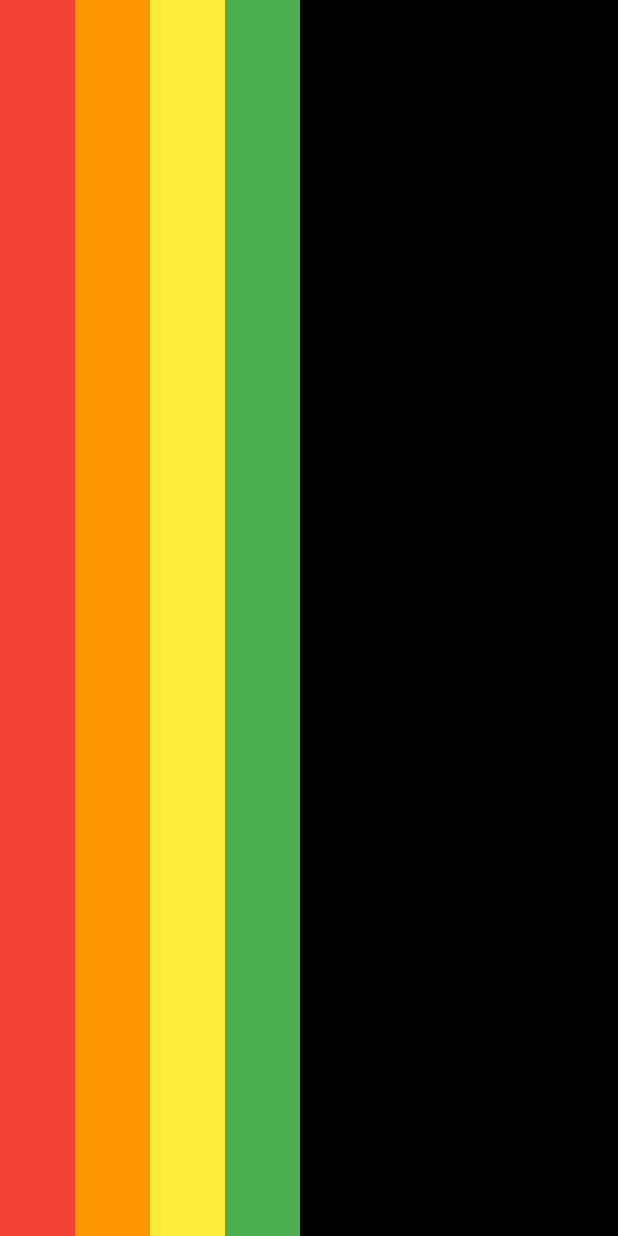
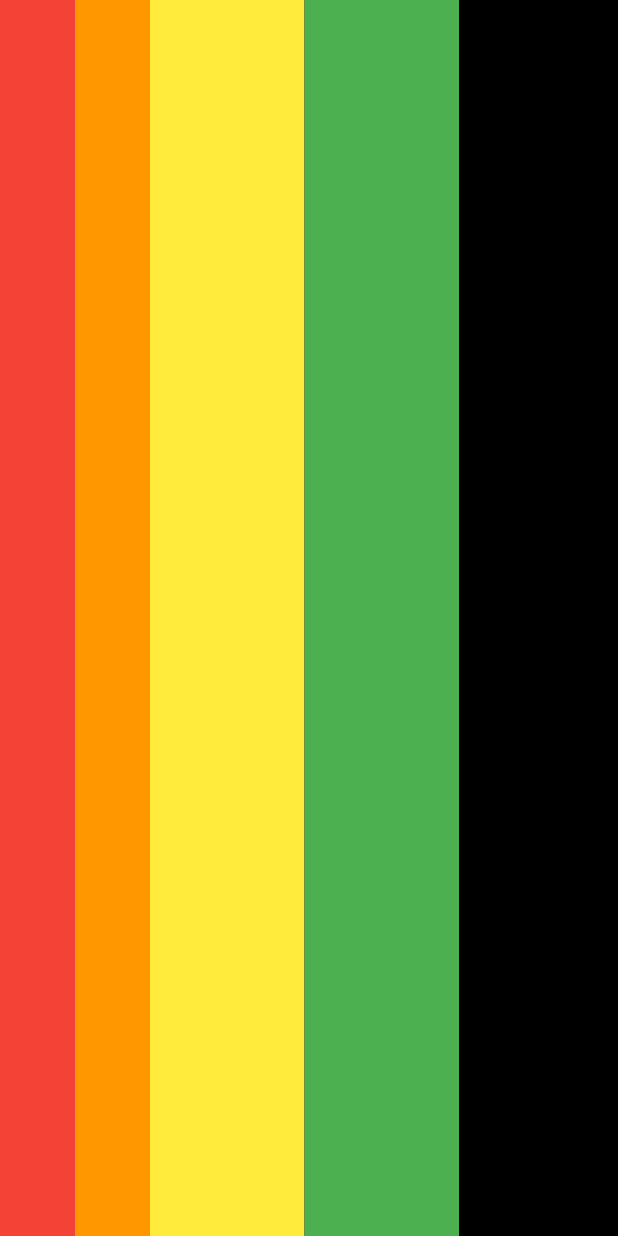
Before and after one commit to KIMINJOONG/flutter_row_and_column, a Flutter app: the screen it shows after launch, on a phone screen of 412 x 824 dp. Run offline on Flutter 3.47's test engine with Material 2 defaults, Android fonts, the phone set to English and light mode, and no system bars.

Commit message:
1.
Expanded 위젯과 Flexible 위젯

```diff
--- a/lib/screen/home_screen.dart
+++ b/lib/screen/home_screen.dart
@@ -15,25 +15,33 @@ class HomeScreen extends StatelessWidget {
             mainAxisAlignment: MainAxisAlignment.start,
             crossAxisAlignment: CrossAxisAlignment.stretch,
             children: [
-              Container(
+              Flexible(
+                child: Container(
                   width: 50.0,
                   height: 50.0,
                   color: Colors.red,
                 ),
-              Container(
+              ),
+              Flexible(
+                child: Container(
                   width: 50.0,
                   height: 50.0,
                   color: Colors.orange,
                 ),
-              Container(
+              ),
+              Expanded(
+                child: Container(
                   width: 50.0,
                   height: 50.0,
                   color: Colors.yellow,
                 ),
-              Container(
+              ),
+              Expanded(
+                child: Container(
                   width: 50.0,
                   height: 50.0,
                   color: Colors.green,
+                ),
               ),
             ],
           ),
```
Also changed, not shown: 2 other files. Lines whose indentation alone changed are shown as unchanged.
